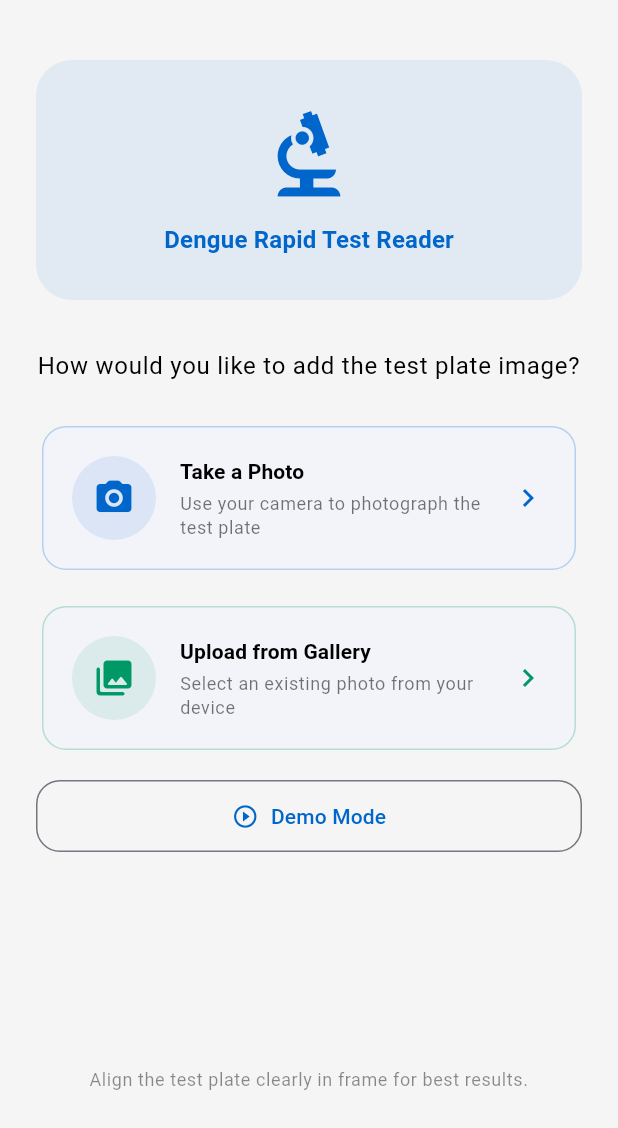
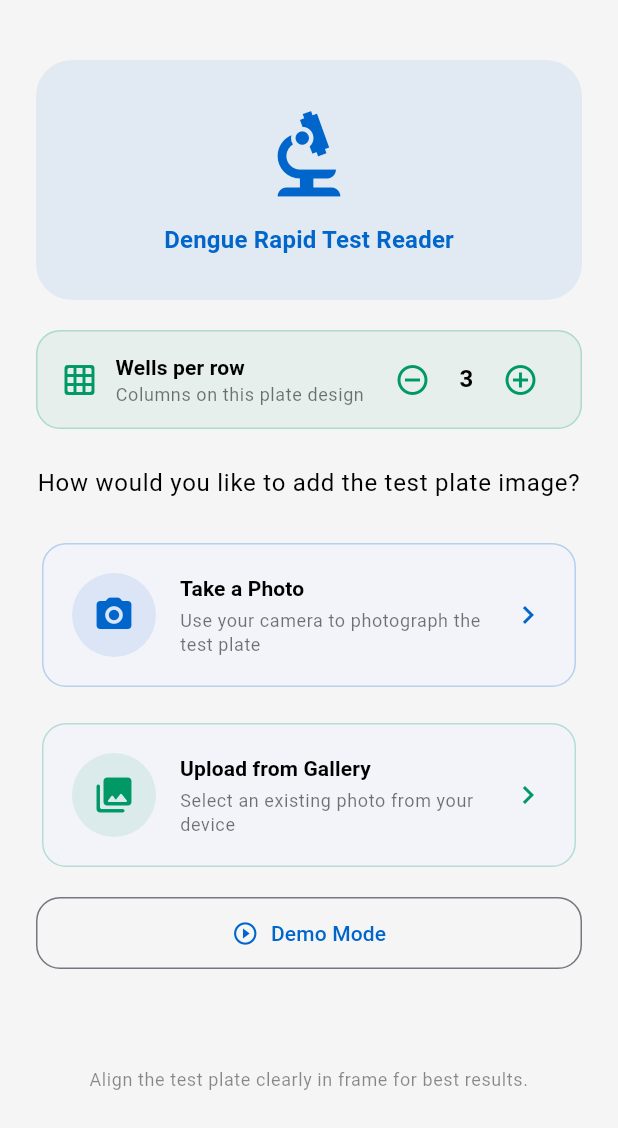
Before and after one commit to ajeantt12/dengue-reader, a Flutter app: the screen it shows after launch, on a phone screen of 412 x 824 dp, the part 108-1236 px from its top. Run offline on Flutter 3.47's test engine with Material 3 defaults, Android fonts, the phone set to English and light mode, and no system bars; our stand-ins replace camera, csv, flex_color_scheme, flutter_riverpod, go_router, hive and 5 more; accounts and stored records are empty; generated files the repository leaves out were written again.

Commit message:
Add wells-per-row setting, timer toggle, and image export
Implements the queued TODO items:
- Settings store in an untyped Hive box: wells-per-row (columns) + a
  countdown-timer toggle, opened in main() before runApp.
- Configurable wells-per-row threaded into PlateDetectorService.analyse
  (gridCols); rows stay fixed at three and ResultCalculator now treats any
  row >= 3 as sample. Single fixed overlay/orientation is kept by design.
- Camera pre-capture countdown is now a toggle (skips 3-2-1 when off).
- Captures are copied into <app documents>/captures at analysis time and the
  data export bundles the CSV plus every stored image into a zip. History
  delete/clear cleans up owned capture files, guarded so it never deletes a
  user's original gallery photo.
- History screen gains an info note: updates keep data, only uninstall wipes it.
- Also commits the previously-uncommitted release-APK naming helper
  (tool/build_release_apk.dart) and ignores /debug/.

flutter analyze clean (pre-existing router deprecation only); flutter test 9/9.
Static/emulator-free verification only; installed and launched on Pixel 7a and
verified the export zip contents on-device.

Co-Authored-By: Claude Fable 5 <noreply@anthropic.com>

```diff
--- a/lib/features/analysis/presentation/analysis_screen.dart
+++ b/lib/features/analysis/presentation/analysis_screen.dart
@@ -4,6 +4,7 @@ import 'package:go_router/go_router.dart';
 import '../providers/analysis_provider.dart';
 import '../../../shared/models/test_result.dart';
 import '../../../core/exceptions/analysis_exception.dart';
+import '../../settings/providers/settings_provider.dart';
 import 'widgets/processing_animation.dart';
 
 class AnalysisScreen extends ConsumerStatefulWidget {
@@ -19,7 +20,10 @@ class _AnalysisScreenState extends ConsumerState<AnalysisScreen> {
   void initState() {
     super.initState();
     Future.microtask(() {
-      ref.read(analysisNotifierProvider.notifier).analyzeImage(widget.imagePath);
+      final wellsPerRow = ref.read(settingsProvider).wellsPerRow;
+      ref
+          .read(analysisNotifierProvider.notifier)
+          .analyzeImage(widget.imagePath, wellsPerRow: wellsPerRow);
     });
   }
 
--- a/lib/features/capture/presentation/capture_screen.dart
+++ b/lib/features/capture/presentation/capture_screen.dart
@@ -7,6 +7,8 @@ import 'package:go_router/go_router.dart';
 import 'package:image_picker/image_picker.dart';
 
 import '../../../core/theme/app_colors.dart';
+import '../../../features/settings/models/app_settings.dart';
+import '../../../features/settings/providers/settings_provider.dart';
 import '../../../shared/widgets/app_version_label.dart';
 import '../providers/camera_provider.dart';
 import '../services/demo_service.dart';
@@ -74,7 +76,11 @@ class CaptureScreen extends ConsumerWidget {
                   ],
                 ),
               ),
-              const SizedBox(height: 32),
+              const SizedBox(height: 20),
+              // Plate layout: wells per row (columns). Set before capture so
+              // the detector projects the right grid width.
+              const _WellsPerRowSelector(),
+              const SizedBox(height: 24),
               Text(
                 'How would you like to add the test plate image?',
                 style: Theme.of(context).textTheme.bodyLarge,
@@ -329,6 +335,75 @@ class _DemoTile extends StatelessWidget {
   }
 }
 
+/// Home-screen stepper for the plate's wells-per-row (column count). Persists
+/// straight to the settings box; the analysis screen reads it at capture time.
+class _WellsPerRowSelector extends ConsumerWidget {
+  const _WellsPerRowSelector();
+
+  @override
+  Widget build(BuildContext context, WidgetRef ref) {
+    final wells = ref.watch(settingsProvider.select((s) => s.wellsPerRow));
+    final notifier = ref.read(settingsProvider.notifier);
+    final canDecrease = wells > AppSettings.minWellsPerRow;
+    final canIncrease = wells < AppSettings.maxWellsPerRow;
+
+    return Container(
+      padding: const EdgeInsets.symmetric(horizontal: 16, vertical: 8),
+      decoration: BoxDecoration(
+        color: AppColors.secondary.withValues(alpha: 0.06),
+        borderRadius: BorderRadius.circular(16),
+        border: Border.all(color: AppColors.secondary.withValues(alpha: 0.25)),
+      ),
+      child: Row(
+        children: [
+          const Icon(Icons.grid_on_rounded, color: AppColors.secondary),
+          const SizedBox(width: 12),
+          Expanded(
+            child: Column(
+              crossAxisAlignment: CrossAxisAlignment.start,
+              children: [
+                Text('Wells per row',
+                    style: Theme.of(context)
+                        .textTheme
+                        .titleSmall
+                        ?.copyWith(fontWeight: FontWeight.bold)),
+                Text('Columns on this plate design',
+                    style: Theme.of(context)
+                        .textTheme
+                        .bodySmall
+                        ?.copyWith(color: Colors.black54)),
+              ],
+            ),
+          ),
+          IconButton(
+            icon: const Icon(Icons.remove_circle_outline),
+            color: AppColors.secondary,
+            tooltip: 'Fewer wells per row',
+            onPressed:
+                canDecrease ? () => notifier.setWellsPerRow(wells - 1) : null,
+          ),
+          SizedBox(
+            width: 24,
+            child: Text('$wells',
+                textAlign: TextAlign.center,
+                style: Theme.of(context)
+                    .textTheme
+                    .titleMedium
+                    ?.copyWith(fontWeight: FontWeight.bold)),
+          ),
+          IconButton(
+            icon: const Icon(Icons.add_circle_outline),
+            color: AppColors.secondary,
+            tooltip: 'More wells per row',
+            onPressed:
+                canIncrease ? () => notifier.setWellsPerRow(wells + 1) : null,
+          ),
+        ],
+      ),
+    );
+  }
+}
+
 // ─── Camera viewfinder screen ────────────────────────────────────────────────
 
 /// Renders [CameraPreview] scaled to fill its parent (cover), preserving the
@@ -415,6 +490,11 @@ class _CameraViewfinderScreenState
   }
 
   void _startCapture() {
+    // Skip the countdown entirely when the user has turned the timer off.
+    if (!ref.read(settingsProvider).useCountdown) {
+      _takePicture();
+      return;
+    }
     setState(() => _countdown = 3);
     _timer = Timer.periodic(const Duration(seconds: 1), (timer) async {
       HapticFeedback.mediumImpact();
@@ -520,6 +600,27 @@ class _CameraViewfinderScreenState
                   onPressed: _cycleTorchMode,
                 ),
               ),
+              // Countdown-timer toggle
+              Positioned(
+                top: MediaQuery.of(context).padding.top + 8,
+                right: 56,
+                child: IconButton(
+                  icon: Icon(
+                    ref.watch(settingsProvider).useCountdown
+                        ? Icons.timer
+                        : Icons.timer_off,
+                    color: Colors.white,
+                    size: 28,
+                  ),
+                  tooltip: ref.watch(settingsProvider).useCountdown
+                      ? 'Timer: on (3s)'
+                      : 'Timer: off',
+                  onPressed: () {
+                    final on = ref.read(settingsProvider).useCountdown;
+                    ref.read(settingsProvider.notifier).setUseCountdown(!on);
+                  },
+                ),
+              ),
               // Capture button
               Positioned(
                 bottom: 48,
--- /dev/null
+++ b/lib/features/settings/models/app_settings.dart
@@ -0,0 +1,29 @@
+/// User-adjustable capture/analysis preferences.
+///
+/// These are plain values persisted in an untyped Hive box (no `@HiveType`
+/// adapter/typeId), so adding a field here needs no code generation and can
+/// never collide with the `TestResult`/`DotReading` typeIds.
+class AppSettings {
+  /// Wells per row (columns) on the plate being read. Rows are fixed at three
+  /// (positive control, negative control, sample); only the column count
+  /// varies between plate designs, and the user picks it before capture.
+  static const int minWellsPerRow = 2;
+  static const int maxWellsPerRow = 6;
+  static const int defaultWellsPerRow = 3;
+
+  final int wellsPerRow;
+
+  /// Whether the camera runs the 3-2-1 countdown before capturing. When false,
+  /// tapping the shutter captures immediately.
+  final bool useCountdown;
+
+  const AppSettings({
+    required this.wellsPerRow,
+    required this.useCountdown,
+  });
+
+  AppSettings copyWith({int? wellsPerRow, bool? useCountdown}) => AppSettings(
+        wellsPerRow: wellsPerRow ?? this.wellsPerRow,
+        useCountdown: useCountdown ?? this.useCountdown,
+      );
+}
--- a/lib/main.dart
+++ b/lib/main.dart
@@ -2,6 +2,7 @@ import 'package:flutter/material.dart';
 import 'package:flutter_riverpod/flutter_riverpod.dart';
 import 'package:hive_flutter/hive_flutter.dart';
 import 'app.dart';
+import 'features/settings/providers/settings_provider.dart';
 import 'shared/models/dot_reading.dart';
 import 'shared/models/test_result.dart';
 
@@ -12,6 +13,10 @@ void main() async {
   Hive.registerAdapter(DotReadingAdapter());
   Hive.registerAdapter(TestResultAdapter());
 
+  // Untyped key/value box for user preferences (wells-per-row, timer toggle).
+  // Opened here so the settings provider can read it synchronously.
+  await Hive.openBox(settingsBoxName);
+
   runApp(
     const ProviderScope(
       child: DengueReaderApp(),
--- a/pubspec.yaml
+++ b/pubspec.yaml
@@ -65,6 +65,7 @@ dependencies:
   share_plus: ^10.0.0
   csv: ^6.0.0
   package_info_plus: ^8.0.0
+  archive: ^4.0.9
 
 dev_dependencies:
   flutter_test:
```
Also changed, not shown: lib/core/constants/app_constants.dart (+7 -5 lines), lib/features/analysis/providers/analysis_provider.dart (+36 -5 lines), lib/features/analysis/services/plate_detector_service.dart (+12 -4 lines), lib/features/analysis/services/result_calculator.dart (+13 -3 lines), lib/features/history/presentation/history_screen.dart (+29 -1 lines), lib/features/history/providers/history_provider.dart (+24 -0 lines), lib/features/history/services/csv_export_service.dart (+23 -2 lines), lib/features/settings/providers/settings_provider.dart (added, +39 -0 lines), tool/build_release_apk.dart (added, +90 -0 lines), lib/features/analysis/providers/analysis_provider.g.dart, lib/features/capture/providers/camera_provider.g.dart, lib/features/history/providers/history_provider.g.dart, lib/features/settings/providers/settings_provider.g.dart (added), pubspec.lock, 5 other files.
